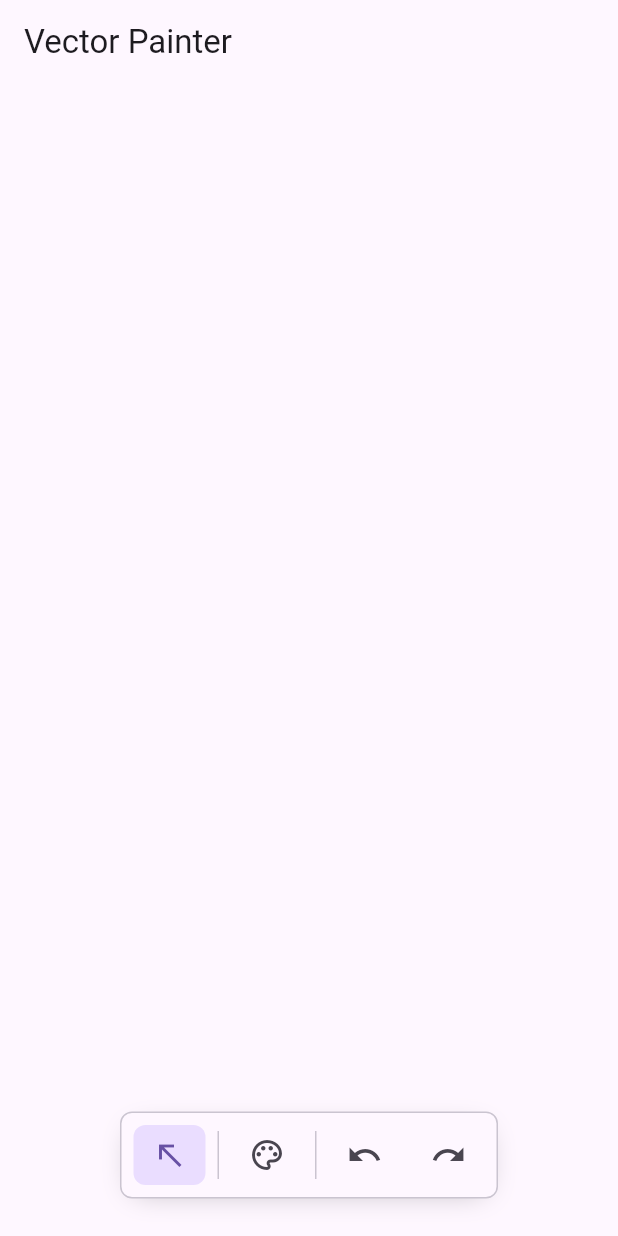
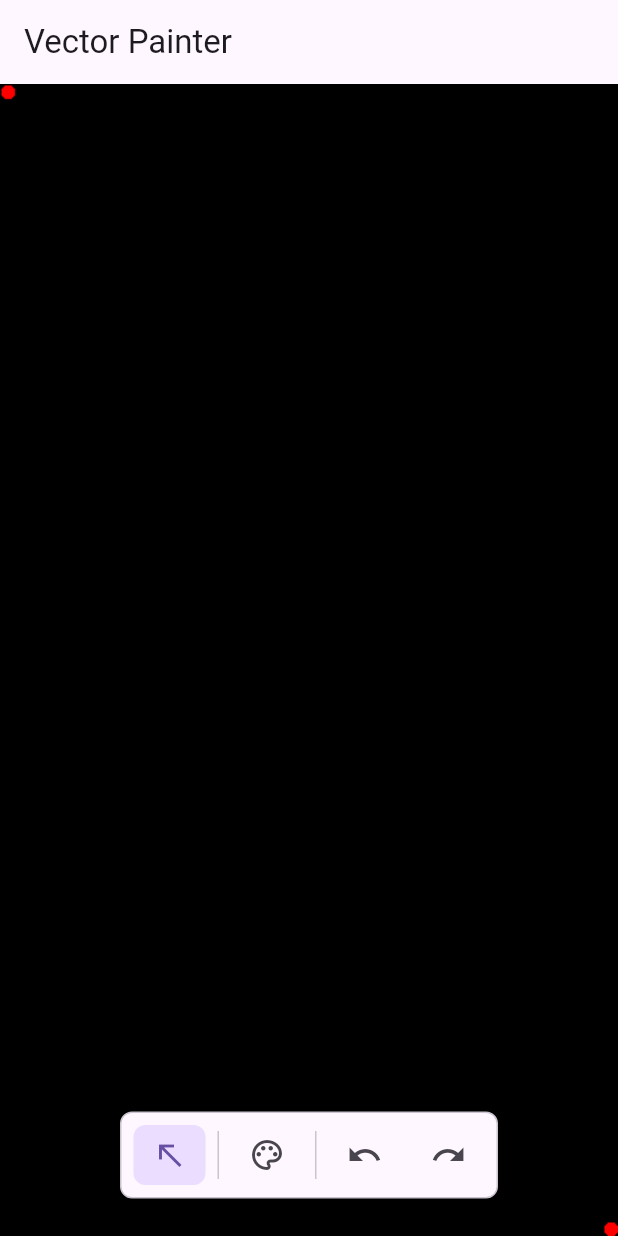
Before and after one commit to adam-kwiatkowski/vector_editor, a Flutter app: the screen it shows after launch, on a phone screen of 412 x 824 dp. Run offline on Flutter 3.47's test engine with Material 2 defaults, Android fonts, the phone set to English and light mode, and no system bars.

Commit message:
add drawing widget

```diff
--- a/lib/graphics/drawing.dart
+++ b/lib/graphics/drawing.dart
@@ -1,95 +1,75 @@
 import 'dart:async';
-import 'dart:typed_data';
 import 'dart:ui' as ui;
 
 import 'package:flutter/foundation.dart';
 import 'package:flutter/material.dart';
 
-class DrawingA extends ChangeNotifier {
-  final List<GraphicsObject> objects;
+class Drawing extends ChangeNotifier {
+  Drawing(this.size);
+
   ui.Size size;
-  GraphicsObject? selectedObject;
-  final ValueNotifier<ui.Image?> imageNotifier = ValueNotifier(null);
+  final List<Shape> _objects = [];
+  List<Shape> get objects => _objects;
+  Shape? selectedObject;
 
-  DrawingA(this.size, {this.objects = const []});
-
-  void drawObjects(Uint8List pixels) {
-    for (final object in objects) {
-      object.draw(pixels, size);
-    }
-  }
-
-  void updateDrawing() async {
-    var image = await toImage();
-    imageNotifier.value = image;
-    notifyListeners();
-  }
-
-  void updateObject(GraphicsObject object) {
-    int index = objects.indexOf(object);
-    if (index != -1) {
-      objects[index] = object;
-      updateDrawing();
-    }
-  }
-
-  void addObject(GraphicsObject object) {
-    objects.add(object);
-    updateDrawing();
-  }
-
-  GraphicsObject? getObjectAt(ui.Offset offset) {
-    for (final object in objects) {
-      if (object.contains(offset)) {
-        return object;
-      }
+  Shape? getObjectAt(ui.Offset offset) {
+    for (var object in _objects) {
+      if (object.contains(offset)) return object;
     }
     return null;
   }
 
-  Future<ui.Image> toImage() async {
-    final pixels = Uint8List.fromList(
-      List.generate(
-        size.width.toInt() * size.height.toInt() * 4,
-        (index) => 0,
-      ),
-    );
-    for (int i = 0; i < pixels.lengthInBytes; i += 4) {
-      pixels[i+3] = 255;
-    }
-
-    drawObjects(pixels);
-
-    final completer = Completer<ui.Image>();
-    ui.decodeImageFromPixels(
-      pixels,
-      size.width.toInt(),
-      size.height.toInt(),
-      ui.PixelFormat.rgba8888,
-          (image) => completer.complete(image),
-    );
-
-    return completer.future;
+  void addObject(Shape object) {
+    _objects.add(object);
+    notifyListeners();
   }
 
-  Future<ImageProvider> toImageProvider() async {
+  void removeObject(Shape object) {
+    _objects.remove(object);
+    notifyListeners();
+  }
+
+  void clear() {
+    _objects.clear();
+    notifyListeners();
+  }
+
+  Uint8List toBytes() {
     final pixels = Uint8List(size.width.toInt() * size.height.toInt() * 4);
-    drawObjects(pixels);
-    final image = MemoryImage(pixels);
-    return image;
+    for (int i = 0; i < pixels.lengthInBytes; i += 4) {
+      pixels[i] = 0;
+      pixels[i + 1] = 0;
+      pixels[i + 2] = 0;
+      pixels[i + 3] = 255;
+    }
+    Point(const Offset(5, 5), 5).draw(pixels, size);
+    Point(Offset(size.width - 5, size.height - 5), 5).draw(pixels, size);
+    for (var object in _objects) {
+      object.draw(pixels, size);
+    }
+    return pixels;
+  }
+
+  Future<ui.Image> toImage() async {
+    final pixels = toBytes();
+    final completer = Completer<ui.Image>();
+    ui.decodeImageFromPixels(pixels, size.width.toInt(), size.height.toInt(),
+        ui.PixelFormat.rgba8888, completer.complete);
+    return completer.future;
   }
 }
 
-abstract class GraphicsObject {
+abstract class Shape {
   ui.Offset offset;
 
-  GraphicsObject(this.offset);
+  Shape(this.offset);
 
   void draw(Uint8List pixels, ui.Size size);
+
   bool contains(ui.Offset offset) => false;
 }
 
-class Point extends GraphicsObject {
+class Point extends Shape {
   final int radius;
 
   Point(ui.Offset offset, this.radius) : super(offset);
--- a/lib/main.dart
+++ b/lib/main.dart
@@ -1,7 +1,7 @@
-import 'dart:ui' as ui;
-
 import 'package:flutter/material.dart';
-import 'package:vector_editor/graphics/tools.dart';
+import 'package:provider/provider.dart';
+import 'package:vector_editor/widgets/drawing_widget.dart';
+import 'package:vector_editor/widgets/tool_button.dart';
 
 import 'graphics/drawing.dart';
 
@@ -14,13 +14,18 @@ class MyApp extends StatelessWidget {
 
   @override
   Widget build(BuildContext context) {
-    return MaterialApp(
-      title: 'Flutter Demo',
-      theme: ThemeData(
-        useMaterial3: true,
-        brightness: Brightness.light,
+    return MultiProvider(
+      providers: [
+        ChangeNotifierProvider(create: (_) => Drawing(const Size(500, 500))),
+      ],
+      child: MaterialApp(
+        title: 'Flutter Demo',
+        theme: ThemeData(
+          useMaterial3: true,
+          brightness: Brightness.light,
+        ),
+        home: const MyHomePage(title: 'Vector Painter'),
       ),
-      home: const MyHomePage(title: 'Vector Painter'),
     );
   }
 }
@@ -37,12 +42,6 @@ class MyHomePage extends StatefulWidget {
 class _MyHomePageState extends State<MyHomePage> {
   var selectedTool = 0;
 
-  ui.Image? image;
-  DrawingA drawing = DrawingA(const Size(500, 500), objects: [
-    Point(const Offset(20, 20), 10),
-    Point(const Offset(80, 80), 10),
-  ]);
-
   @override
   Widget build(BuildContext context) {
     return Scaffold(
@@ -52,30 +51,18 @@ class _MyHomePageState extends State<MyHomePage> {
       body: Center(
         child: Stack(
           children: [
-            RepaintBoundary(
-                child: GestureDetector(
-                  onTapUp: (details) {
-                    final offset = details.localPosition;
-                    drawing.addObject(Point(offset, 5));
-                  },
-                  onPanStart: (details) {
-                    final offset = details.localPosition;
-                    drawing.addObject(Point(offset, 5));
-                  },
-                  onPanUpdate: (details) {
-                    final offset = details.localPosition;
-                    drawing.addObject(Point(offset, 5));
-                  },
-              child: SizedBox(
-                width: MediaQuery.of(context).size.width,
-                height: MediaQuery.of(context).size.height,
-              ),
-            )),
+            const Positioned.fill(
+                child: Align(
+                    alignment: Alignment.topLeft, child: DrawingWidget())),
             Positioned.fill(
               bottom: 25,
               child: Align(
                 alignment: Alignment.bottomCenter,
-                child: buildToolbar(context),
+                child: buildToolbar(context, selectedTool, (tool) {
+                  setState(() {
+                    selectedTool = tool;
+                  });
+                }),
               ),
             ),
           ],
@@ -83,131 +70,4 @@ class _MyHomePageState extends State<MyHomePage> {
       ),
     );
   }
-
-
-
-  Widget buildToolbar(BuildContext context) {
-    return Container(
-        height: 58,
-        decoration: BoxDecoration(
-          color: Theme.of(context).colorScheme.surface,
-          borderRadius: BorderRadius.circular(8),
-          border: Border.all(
-            color: Theme.of(context).colorScheme.outlineVariant,
-            width: 1,
-          ),
-          boxShadow: [
-            BoxShadow(
-              color: Colors.black.withOpacity(0.25),
-              spreadRadius: -8,
-              blurRadius: 16,
-              offset: const Offset(0, 4),
-            ),
-          ],
-        ),
-        child: Padding(
-          padding: const EdgeInsets.fromLTRB(4, 0, 4, 0),
-          child: Row(
-            mainAxisAlignment: MainAxisAlignment.spaceEvenly,
-            mainAxisSize: MainAxisSize.min,
-            children: [
-              for (var i = 0; i < presetTools.length; i++)
-                ToolButton(
-                  icon: presetTools[i].icon,
-                  label: presetTools[i].name,
-                  selected: i == selectedTool,
-                  onPressed: () {
-                    setState(() {
-                      selectedTool = i;
-                    });
-                  },
-                ),
-              Padding(
-                padding:
-                    const EdgeInsets.symmetric(vertical: 12, horizontal: 4),
-                child: VerticalDivider(
-                  color: Theme.of(context).colorScheme.outlineVariant,
-                  width: 1,
-                  thickness: 1,
-                ),
-              ),
-              ToolButton(
-                icon: Icons.color_lens_outlined,
-                label: 'Color',
-                onPressed: () {},
-              ),
-              Padding(
-                padding:
-                    const EdgeInsets.symmetric(vertical: 12, horizontal: 4),
-                child: VerticalDivider(
-                  color: Theme.of(context).colorScheme.outlineVariant,
-                  width: 1,
-                  thickness: 1,
-                ),
-              ),
-              ToolButton(
-                icon: Icons.undo_outlined,
-                label: 'Undo',
-                onPressed: () {},
-              ),
-              ToolButton(
-                icon: Icons.redo_outlined,
-                label: 'Redo',
-                onPressed: () {},
-              ),
-            ],
-          ),
-        ));
-  }
 }
-
-class ToolButton extends StatelessWidget {
-  const ToolButton({
-    super.key,
-    required this.icon,
-    required this.label,
-    required this.onPressed,
-    this.selected = false,
-  });
-
-  final IconData icon;
-  final String label;
-  final bool selected;
-  final VoidCallback onPressed;
-
-  @override
-  Widget build(BuildContext context) {
-    return Padding(
-      padding: const EdgeInsets.fromLTRB(4, 8, 4, 8),
-      child: Tooltip(
-        message: label,
-        waitDuration: const Duration(milliseconds: 300),
-        child: Column(
-          children: [
-            Expanded(
-                child: Container(
-              decoration: BoxDecoration(
-                color: selected
-                    ? Theme.of(context).colorScheme.primaryContainer
-                    : Theme.of(context).colorScheme.surface,
-                borderRadius: BorderRadius.circular(8),
-              ),
-              child: IconButton(
-                style: ButtonStyle(
-                  shape: MaterialStateProperty.all(
-                    const RoundedRectangleBorder(
-                      borderRadius: BorderRadius.all(Radius.circular(8)),
-                    ),
-                  ),
-                ),
-                isSelected: selected,
-                onPressed: onPressed,
-                icon: Icon(icon),
-              ),
-            )),
-          ],
-        ),
-      ),
-    );
-  }
-}
--- /dev/null
+++ b/lib/widgets/drawing_widget.dart
@@ -0,0 +1,53 @@
+import 'dart:ui' as ui;
+
+import 'package:flutter/cupertino.dart';
+import 'package:flutter/material.dart';
+import 'package:provider/provider.dart';
+
+import '../graphics/drawing.dart';
+
+class DrawingWidget extends StatefulWidget {
+  const DrawingWidget({super.key});
+
+  @override
+  DrawingWidgetState createState() => DrawingWidgetState();
+}
+
+class DrawingWidgetState extends State<DrawingWidget> {
+  @override
+  Widget build(BuildContext context) {
+    return LayoutBuilder(
+      builder: (context, constraints) => Consumer<Drawing>(
+        builder: (context, drawing, child) {
+          drawing.size = Size(constraints.maxWidth, constraints.maxHeight);
+          return RepaintBoundary(
+            child: GestureDetector(
+              onTapUp: (details) {
+                drawing.addObject(Point(details.localPosition, 5));
+              },
+              onPanUpdate: (details) {
+                drawing.addObject(Point(details.localPosition, 5));
+              },
+              child: FutureBuilder<ui.Image>(
+                future: drawing.toImage(),
+                builder: (context, snapshot) {
+                  if (snapshot.hasData) {
+                    return RawImage(
+                      alignment: Alignment.topLeft,
+                      fit: BoxFit.none,
+                      image: snapshot.data!,
+                      width: drawing.size.width,
+                      height: drawing.size.height,
+                    );
+                  } else {
+                    return const SizedBox();
+                  }
+                },
+              ),
+            ),
+          );
+        },
+      ),
+    );
+  }
+}
--- /dev/null
+++ b/lib/widgets/tool_button.dart
@@ -0,0 +1,123 @@
+import 'package:flutter/material.dart';
+
+import '../graphics/tools.dart';
+
+class ToolButton extends StatelessWidget {
+  const ToolButton({
+    super.key,
+    required this.icon,
+    required this.label,
+    required this.onPressed,
+    this.selected = false,
+  });
+
+  final IconData icon;
+  final String label;
+  final bool selected;
+  final VoidCallback onPressed;
+
+  @override
+  Widget build(BuildContext context) {
+    return Padding(
+      padding: const EdgeInsets.fromLTRB(4, 8, 4, 8),
+      child: Tooltip(
+        message: label,
+        waitDuration: const Duration(milliseconds: 300),
+        child: Column(
+          children: [
+            Expanded(
+                child: Container(
+              decoration: BoxDecoration(
+                color: selected
+                    ? Theme.of(context).colorScheme.primaryContainer
+                    : Theme.of(context).colorScheme.surface,
+                borderRadius: BorderRadius.circular(8),
+              ),
+              child: IconButton(
+                style: ButtonStyle(
+                  shape: MaterialStateProperty.all(
+                    const RoundedRectangleBorder(
+                      borderRadius: BorderRadius.all(Radius.circular(8)),
+                    ),
+                  ),
+                ),
+                isSelected: selected,
+                onPressed: onPressed,
+                icon: Icon(icon),
+              ),
+            )),
+          ],
+        ),
+      ),
+    );
+  }
+}
+
+Widget buildToolbar(BuildContext context, int selectedTool,
+    Function(int) onSelectedToolChanged) {
+  return Container(
+      height: 58,
+      decoration: BoxDecoration(
+        color: Theme.of(context).colorScheme.surface,
+        borderRadius: BorderRadius.circular(8),
+        border: Border.all(
+          color: Theme.of(context).colorScheme.outlineVariant,
+          width: 1,
+        ),
+        boxShadow: [
+          BoxShadow(
+            color: Colors.black.withOpacity(0.25),
+            spreadRadius: -8,
+            blurRadius: 16,
+            offset: const Offset(0, 4),
+          ),
+        ],
+      ),
+      child: Padding(
+        padding: const EdgeInsets.fromLTRB(4, 0, 4, 0),
+        child: Row(
+          mainAxisAlignment: MainAxisAlignment.spaceEvenly,
+          mainAxisSize: MainAxisSize.min,
+          children: [
+            for (var i = 0; i < presetTools.length; i++)
+              ToolButton(
+                icon: presetTools[i].icon,
+                label: presetTools[i].name,
+                selected: i == selectedTool,
+                onPressed: () => onSelectedToolChanged(i),
+              ),
+            Padding(
+              padding: const EdgeInsets.symmetric(vertical: 12, horizontal: 4),
+              child: VerticalDivider(
+                color: Theme.of(context).colorScheme.outlineVariant,
+                width: 1,
+                thickness: 1,
+              ),
+            ),
+            ToolButton(
+              icon: Icons.color_lens_outlined,
+              label: 'Color',
+              onPressed: () {},
+            ),
+            Padding(
+              padding: const EdgeInsets.symmetric(vertical: 12, horizontal: 4),
+              child: VerticalDivider(
+                color: Theme.of(context).colorScheme.outlineVariant,
+                width: 1,
+                thickness: 1,
+              ),
+            ),
+            ToolButton(
+              icon: Icons.undo_outlined,
+              label: 'Undo',
+              onPressed: () {},
+            ),
+            ToolButton(
+              icon: Icons.redo_outlined,
+              label: 'Redo',
+              onPressed: () {},
+            ),
+          ],
+        ),
+      ));
+}
--- a/pubspec.yaml
+++ b/pubspec.yaml
@@ -35,6 +35,7 @@ dependencies:
   # The following adds the Cupertino Icons font to your application.
   # Use with the CupertinoIcons class for iOS style icons.
   cupertino_icons: ^1.0.2
+  provider: ^6.0.5
 
 dev_dependencies:
   flutter_test:
```
Also changed, not shown: lib/graphics/tools.dart (+14 -14 lines), pubspec.lock.
